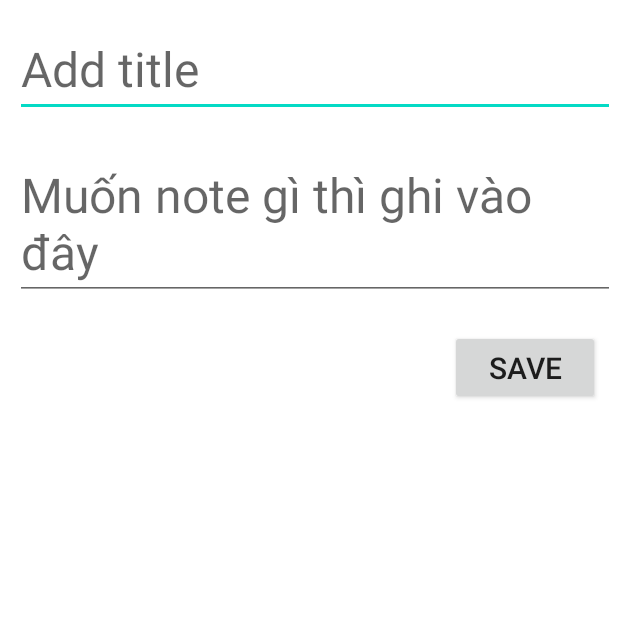
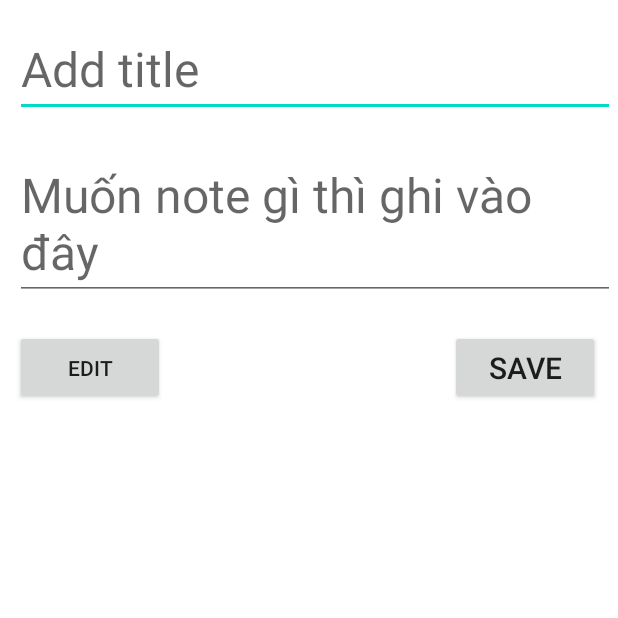
Before and after one commit to Miracle30/doanandroid, an Android app: the AddNote screen opened directly, with no data from a screen before it, on a phone screen of 412 x 824 dp, the top half of it. Run offline under Robolectric (Android 15) with nearby library versions, the phone set to English and light mode, and no system bars.

Commit message:
quang edit

```diff
--- a/app/src/main/res/layout/activity_add_note.xml
+++ b/app/src/main/res/layout/activity_add_note.xml
@@ -88,6 +88,11 @@
                             android:text="Save"
                             android:textSize="20dp"
                             />
+                        <Button android:id="@+id/Edit"
+                            android:layout_width="100dp"
+                            android:layout_height="50dp"
+                            android:onClick="onEdit"
+                            android:text="Edit" />
                         <!--            <ImageView-->
                         <!--                android:id="@+id/imvSave"-->
                         <!--                android:layout_width="50dp"-->
```
Also changed, not shown: app/src/main/java/com/example/doanfinal/AddNote.java (+30 -0 lines).
